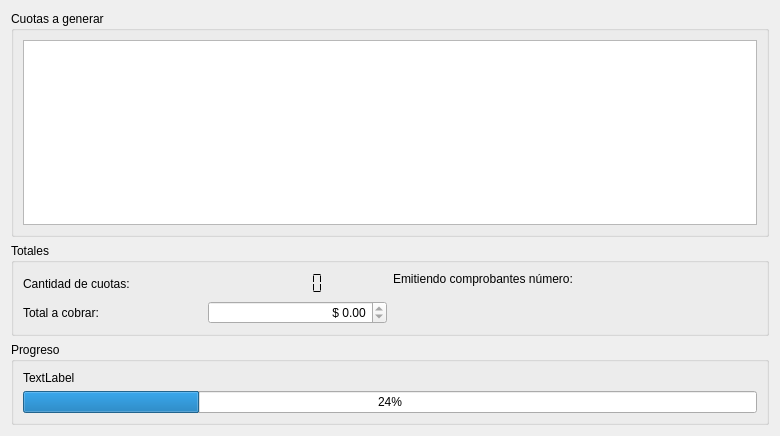
Old version of the form trunk/plugins/cuotas/formgenerarcomprobantescuotasbase.ui in the repository chungote/gestotux.
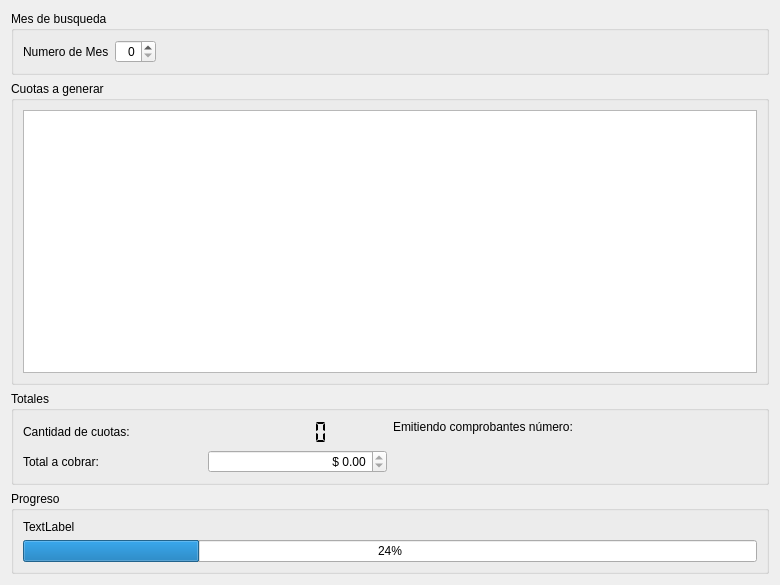
New version of the form.

The edit to the form file:
```diff
--- a/trunk/plugins/cuotas/formgenerarcomprobantescuotasbase.ui
+++ b/trunk/plugins/cuotas/formgenerarcomprobantescuotasbase.ui
@@ -7,13 +7,53 @@
     <x>0</x>
     <y>0</y>
     <width>780</width>
-    <height>436</height>
+    <height>585</height>
    </rect>
   </property>
   <property name="windowTitle">
    <string>Form</string>
   </property>
-  <layout class="QVBoxLayout" name="verticalLayout_2">
+  <layout class="QVBoxLayout" name="verticalLayout_3">
+   <item>
+    <widget class="QGroupBox" name="groupBox">
+     <property name="title">
+      <string>Mes de busqueda</string>
+     </property>
+     <layout class="QVBoxLayout" name="verticalLayout_2">
+      <item>
+       <layout class="QHBoxLayout" name="horizontalLayout_3">
+        <item>
+         <widget class="QLabel" name="label">
+          <property name="text">
+           <string>Numero de Mes</string>
+          </property>
+         </widget>
+        </item>
+        <item>
+         <widget class="QSpinBox" name="SBMes">
+          <property name="alignment">
+           <set>Qt::AlignRight|Qt::AlignTrailing|Qt::AlignVCenter</set>
+          </property>
+         </widget>
+        </item>
+        <item>
+         <spacer name="horizontalSpacer">
+          <property name="orientation">
+           <enum>Qt::Horizontal</enum>
+          </property>
+          <property name="sizeHint" stdset="0">
+           <size>
+            <width>40</width>
+            <height>20</height>
+           </size>
+          </property>
+         </spacer>
+        </item>
+       </layout>
+      </item>
+     </layout>
+    </widget>
+   </item>
    <item>
     <widget class="QGroupBox" name="GBCuotas">
      <property name="title">
```
